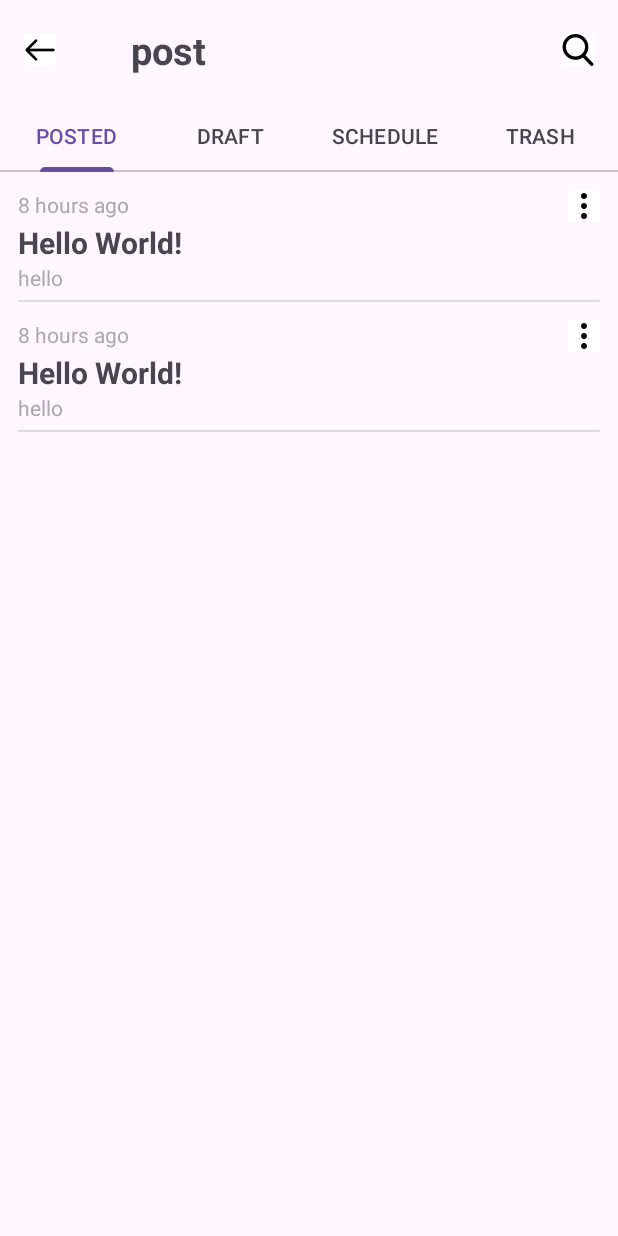
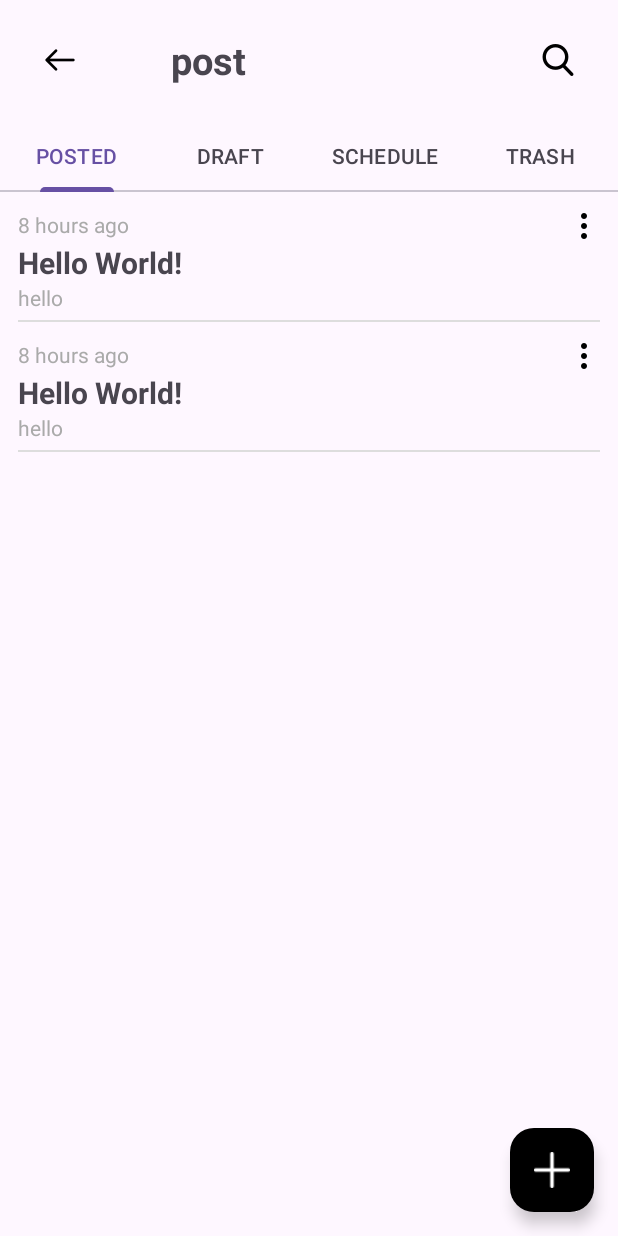
Before and after one commit to KasumiYae/wordpress-mobile-app-fork-, an Android app: the PostActivity screen opened directly, with no data from a screen before it, on a phone screen of 412 x 824 dp. Run offline under Robolectric (Android 15) with nearby library versions, the phone set to English and light mode, and no system bars.

Commit message:
Modify Post layout

```diff
--- a/app/src/main/res/layout/activity_post.xml
+++ b/app/src/main/res/layout/activity_post.xml
@@ -1,5 +1,5 @@
 <?xml version="1.0" encoding="utf-8"?>
-<LinearLayout xmlns:android="http://schemas.android.com/apk/res/android"
+<RelativeLayout xmlns:android="http://schemas.android.com/apk/res/android"
     xmlns:app="http://schemas.android.com/apk/res-auto"
     xmlns:tools="http://schemas.android.com/tools"
     android:id="@+id/main"
@@ -9,18 +9,20 @@
     tools:context=".Post.PostActivity">
 
     <RelativeLayout
+        android:id="@+id/header"
         android:layout_width="match_parent"
         android:layout_height="wrap_content"
-        android:gravity="center_vertical"
         android:padding="16dp">
 
         <ImageButton
             android:id="@+id/back"
-            android:layout_width="wrap_content"
-            android:layout_height="wrap_content"
+            android:layout_width="48dp"
+            android:layout_height="48dp"
             android:layout_alignParentStart="true"
             android:layout_centerVertical="true"
-            android:background="@color/white"
+            android:clickable="true"
+            android:focusable="true"
+            android:background="?attr/selectableItemBackground"
             android:src="@drawable/back"/>
 
         <TextView
@@ -35,24 +37,42 @@
 
         <ImageButton
             android:id="@+id/search"
-            android:layout_width="wrap_content"
-            android:layout_height="wrap_content"
+            android:layout_width="48dp"
+            android:layout_height="48dp"
             android:layout_alignParentEnd="true"
             android:layout_centerVertical="true"
-            android:background="@color/white"
+            android:clickable="true"
+            android:focusable="true"
+            android:background="?attr/selectableItemBackground"
             android:src="@drawable/search"/>
     </RelativeLayout>
 
 
     <com.google.android.material.tabs.TabLayout
+        android:layout_below="@+id/header"
         android:layout_width="match_parent"
         android:layout_height="wrap_content"
         android:id="@+id/tab"/>
 
     <androidx.viewpager.widget.ViewPager
         android:id="@+id/pager"
+        android:layout_below="@+id/tab"
         android:layout_width="match_parent"
         android:layout_height="match_parent" />
 
+    <com.google.android.material.floatingactionbutton.FloatingActionButton
+        android:id="@+id/fab"
+        android:layout_width="wrap_content"
+        android:layout_height="wrap_content"
+        android:clickable="true"
+        android:focusable="true"
+        android:layout_marginEnd="16dp"
+        android:layout_marginBottom="16dp"
+        android:layout_alignParentEnd="true"
+        android:layout_alignParentBottom="true"
+        app:srcCompat="@drawable/plus"
+        app:tint="@color/white"
+        app:backgroundTint="@color/black"/>
 
-</LinearLayout>
+
+</RelativeLayout>
--- a/app/src/main/res/layout/post_fragment_posted.xml
+++ b/app/src/main/res/layout/post_fragment_posted.xml
@@ -13,6 +13,70 @@
         android:paddingStart="12dp"
         android:paddingEnd="12dp"
         android:paddingTop="12dp"
+        android:clickable="true"
+        android:focusable="true"
+        android:background="?attr/selectableItemBackground"
+        android:orientation="vertical">
+
+        <RelativeLayout
+            android:layout_width="match_parent"
+            android:layout_height="wrap_content">
+
+            <TextView
+                android:layout_width="wrap_content"
+                android:layout_height="wrap_content"
+                android:layout_alignParentStart="true"
+                android:textColor="@color/gray"
+                android:text="@string/_8_hours_ago"/>
+
+            <ImageButton
+                android:layout_width="wrap_content"
+                android:layout_height="wrap_content"
+                android:layout_alignParentEnd="true"
+                android:layout_gravity="center_vertical"
+                android:clickable="true"
+                android:focusable="true"
+                android:background="?attr/selectableItemBackground"
+                android:src="@drawable/menu" />
+        </RelativeLayout>
+
+        <LinearLayout
+            android:layout_width="match_parent"
+            android:layout_height="wrap_content"
+            android:orientation="vertical">
+
+            <TextView
+                android:layout_width="wrap_content"
+                android:layout_height="wrap_content"
+                android:text="Hello World!"
+                android:textStyle="bold"
+                android:textSize="20sp"/>
+
+            <TextView
+                android:layout_width="wrap_content"
+                android:layout_height="wrap_content"
+                android:maxLines="1"
+                android:ellipsize="end"
+                android:textColor="@color/gray"
+                android:text="@string/hello"/>
+        </LinearLayout>
+
+        <View
+            android:layout_width="match_parent"
+            android:layout_height="1dp"
+            android:layout_marginTop="5dp"
+            android:background="@color/light_gray"/>
+    </LinearLayout>
+
+    <LinearLayout
+        android:layout_width="match_parent"
+        android:layout_height="wrap_content"
+        android:paddingStart="12dp"
+        android:paddingEnd="12dp"
+        android:paddingTop="12dp"
+        android:clickable="true"
+        android:focusable="true"
+        android:background="?attr/selectableItemBackground"
         android:orientation="vertical">
 
         <RelativeLayout
@@ -25,71 +89,16 @@
                 android:layout_height="wrap_content"
                 android:layout_alignParentStart="true"
                 android:textColor="@color/gray"
-                android:text="8 hours ago"/>
+                android:text="@string/_8_hours_ago"/>
 
             <ImageButton
                 android:layout_width="wrap_content"
                 android:layout_height="wrap_content"
                 android:layout_gravity="center_vertical"
                 android:layout_alignParentEnd="true"
-                android:background="@color/white"
-                android:src="@drawable/menu"/>
-        </RelativeLayout>
-
-    <LinearLayout
-        android:layout_width="match_parent"
-        android:layout_height="wrap_content"
-        android:orientation="vertical">
-
-        <TextView
-            android:layout_width="wrap_content"
-            android:layout_height="wrap_content"
-            android:text="Hello World!"
-            android:textStyle="bold"
-            android:textSize="20sp"/>
-
-        <TextView
-            android:layout_width="wrap_content"
-            android:layout_height="wrap_content"
-            android:maxLines="1"
-            android:ellipsize="end"
-            android:textColor="@color/gray"
-            android:text="hello"/>
-    </LinearLayout>
-
-    <View
-        android:layout_width="match_parent"
-        android:layout_height="1dp"
-        android:layout_marginTop="5dp"
-        android:background="@color/light_gray"/>
-</LinearLayout>
-
-    <LinearLayout
-        android:layout_width="match_parent"
-        android:layout_height="wrap_content"
-        android:paddingStart="12dp"
-        android:paddingEnd="12dp"
-        android:paddingTop="12dp"
-        android:orientation="vertical">
-
-        <RelativeLayout
-            android:layout_width="match_parent"
-            android:layout_height="wrap_content"
-            android:orientation="horizontal">
-
-            <TextView
-                android:layout_width="wrap_content"
-                android:layout_height="wrap_content"
-                android:layout_alignParentStart="true"
-                android:textColor="@color/gray"
-                android:text="8 hours ago"/>
-
-            <ImageButton
-                android:layout_width="wrap_content"
-                android:layout_height="wrap_content"
-                android:layout_gravity="center_vertical"
-                android:layout_alignParentEnd="true"
-                android:background="@color/white"
+                android:clickable="true"
+                android:focusable="true"
+                android:background="?attr/selectableItemBackground"
                 android:src="@drawable/menu"/>
         </RelativeLayout>
 
@@ -111,7 +120,7 @@
                 android:maxLines="1"
                 android:ellipsize="end"
                 android:textColor="@color/gray"
-                android:text="hello"/>
+                android:text="@string/hello"/>
         </LinearLayout>
 
         <View
--- a/app/src/main/res/values/strings.xml
+++ b/app/src/main/res/values/strings.xml
@@ -7,4 +7,5 @@
     <string name="hello_blank_fragment4">Hello blank fragment 4</string>
     <string name="post">post</string>
     <string name="hello">hello</string>
+    <string name="_8_hours_ago">8 hours ago</string>
 </resources>
```
Also changed, not shown: app/src/main/res/layout/post_fragment_draft.xml (+15 -5 lines), app/src/main/res/layout/post_fragment_schedule.xml (+16 -6 lines), app/src/main/res/layout/post_fragment_trash.xml (+16 -6 lines).
